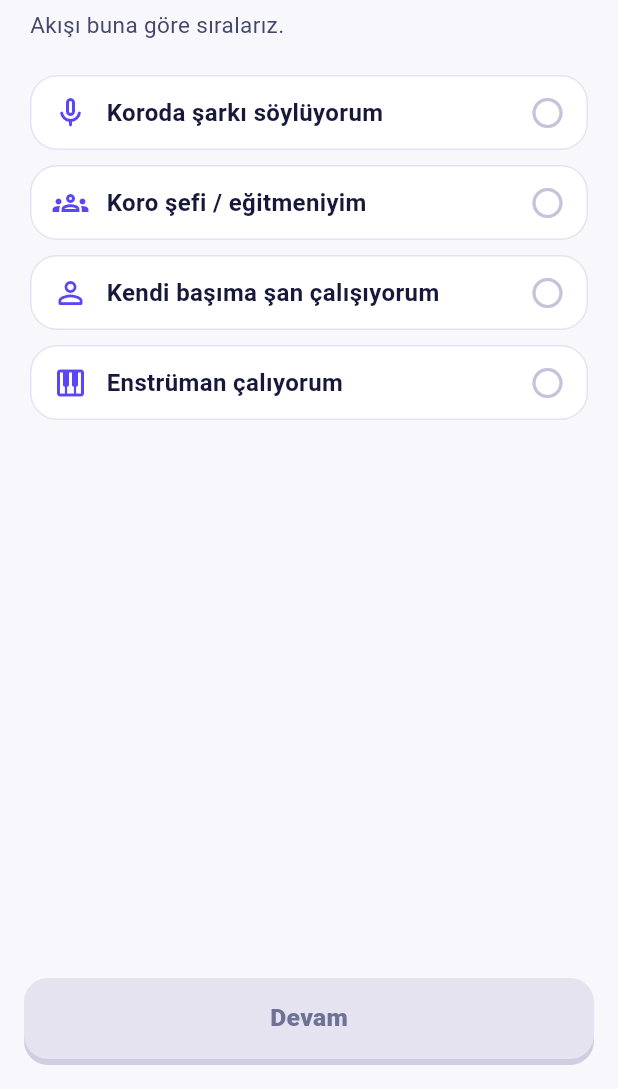
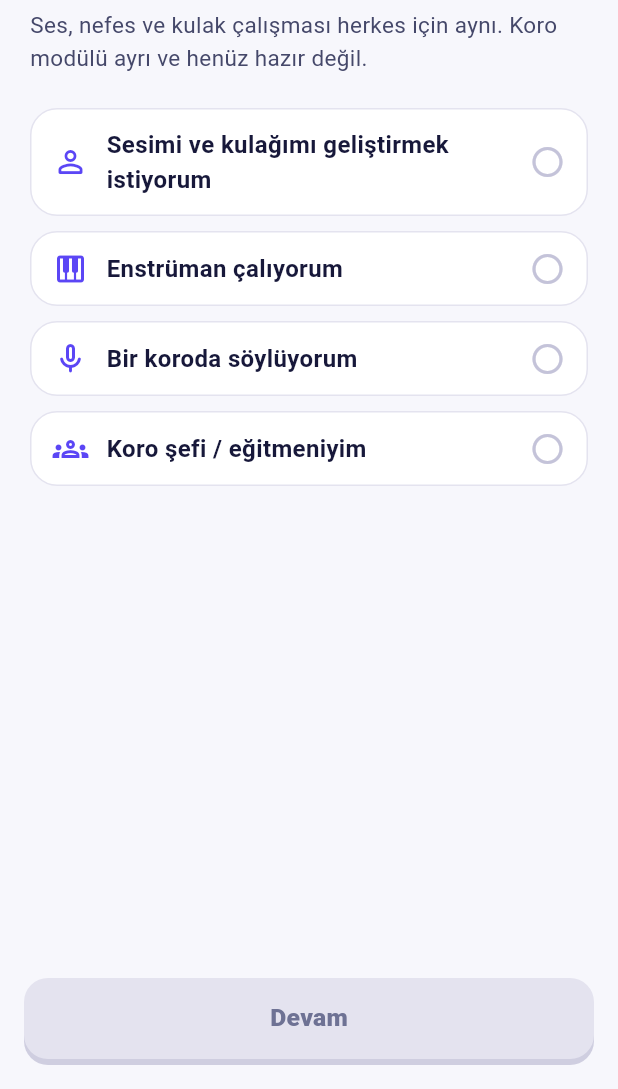
Before and after one commit to mennansevim/harmonia, a Flutter app: the screen it shows after launch, after a tap on "Başlayalım", on a phone screen of 412 x 824 dp, the part 147-1236 px from its top. Run offline on Flutter 3.47's test engine with Material 3 defaults, Android fonts, the phone set to English and light mode, and no system bars; our stand-ins replace flutter_local_notifications, flutter_timezone, just_audio, permission_handler, timezone; missing offline and left inert: audio_session, record; accounts and stored records are empty.

Commit message:
feat: Ses sekmesi ve kişisel onboarding; Personal + Choir planı (IA-01, ONB-03)
- Koro sekmesi herkes için Ses sekmesi (Ses Atölyesi); rota adımı voiceStep
- Onboarding kişisel dille, rol sırası yenilendi, aralık adımı atlanabilir
- Hazır ekranı ses adımını gerçek rotaya göre gösterir; korist/şefe dürüst koro notu
- PRODUCT_PLAN_PERSONAL_CHOIR.md ve ADR-035; roadmap/log/handoff güncellendi
- 1013 test, analyze/format temiz; E2E 6/6 iPhone 17 Pro simülatörü

Co-Authored-By: Claude Opus 5.5 <noreply@anthropic.com>

```diff
--- a/lib/trainer/home/home_shell.dart
+++ b/lib/trainer/home/home_shell.dart
@@ -51,7 +51,8 @@ class _HomeShellState extends State<HomeShell> {
   }
 }
 
-/// Four destinations; the choir workshop is a first-class tab.
+/// Four destinations. The voice workshop is for everyone (ADR-035); the
+/// invite-only choir module will add its own entry once it exists.
 class _NavBar extends StatelessWidget {
   const _NavBar({required this.index, required this.onTap});
   final int index;
@@ -60,7 +61,7 @@ class _NavBar extends StatelessWidget {
   Widget build(BuildContext context) {
     const items = [
       (Icons.wb_sunny_outlined, Icons.wb_sunny_rounded, 'Bugün'),
-      (Icons.groups_outlined, Icons.groups_rounded, 'Koro'),
+      (Icons.graphic_eq_outlined, Icons.graphic_eq_rounded, 'Ses'),
       (Icons.insights_outlined, Icons.insights_rounded, 'İlerleme'),
       (Icons.tune_outlined, Icons.tune_rounded, 'Ayarlar'),
     ];
@@ -302,7 +303,7 @@ Future<void> showVoicePartSheet(BuildContext context) {
         const SizedBox(height: 6),
         const Text(
           'Tenor ve bas seçilince dersler bir oktav pesten çalar. '
-          'Emin değilsen Koro sekmesindeki ses aralığı testi taslak bir öneri verir.',
+          'Emin değilsen Ses sekmesindeki ses aralığı testi taslak bir öneri verir.',
           style: TT.small,
         ),
         const SizedBox(height: 14),
@@ -386,7 +387,7 @@ class _WeekBar extends StatelessWidget {
   }
 }
 
-/// Today's route: one hero, the ordered steps (Hazırla → Ders → Koro, sized
+/// Today's route: one hero, the ordered steps (Hazırla → Ders → Ses, sized
 /// by daily minutes) and a single primary action.
 class _DailyRoute extends StatelessWidget {
   const _DailyRoute({
@@ -429,13 +430,13 @@ class _DailyRoute extends StatelessWidget {
         icon: trainerIcon(trainer),
         done: lessonDone,
       ),
-      if (route.choirStep)
+      if (route.voiceStep)
         _StepData(
-          key: 'route_koro',
+          key: 'route_voice',
           title: hasRange ? 'Kaç ses duyuyorsun?' : 'Ses aralığı testi',
           subtitle: hasRange
-              ? 'Koro · 2/3/4 sesli dokuyu ayırt et'
-              : 'Koro · isteğe bağlı mikrofon, taslak ölçüm',
+              ? 'Ses · 2/3/4 sesli dokuyu ayırt et'
+              : 'Ses · isteğe bağlı mikrofon, taslak ölçüm',
           icon: hasRange ? Icons.layers_outlined : Icons.mic_none_rounded,
           done: false,
           onTap: () => Navigator.of(context).push(
--- a/lib/trainer/koro/koro_hub.dart
+++ b/lib/trainer/koro/koro_hub.dart
@@ -13,13 +13,13 @@ import 'aksak_patterns.dart';
 import 'range_test.dart';
 import 'voice_count.dart';
 
-/// Choir workshop: single-voice and 2/3/4-voice preparation built on the
-/// Harmonia capture/pitch core. Status tags stay honest about what is
+/// Voice workshop ("Ses" tab, for every learner — ADR-035): single-voice and
+/// 2/3/4-voice work built on the Harmonia capture/pitch core. Status tags stay honest about what is
 /// experimental, draft or still waiting for recordings.
 class KoroHub extends StatelessWidget {
   const KoroHub({super.key, this.asTab = false});
 
-  /// Shown as the home "Koro" tab: no back button, no own scaffold colour.
+  /// Shown as the home "Ses" tab: no back button, no own scaffold colour.
   final bool asTab;
 
   void _push(BuildContext context, Widget screen, {bool legacy = false}) {
@@ -55,17 +55,17 @@ class KoroHub extends StatelessWidget {
           children: [
             if (asTab)
               tabHeader(
-                'Koro Atölyesi',
+                'Ses Atölyesi',
                 store.part == null
                     ? 'Ses aralığı, ritim, ezgi, çok seslilik'
-                    : '${store.part!.title} partisi için hazırlık',
+                    : '${store.part!.title} aralığında çalışma',
               )
             else
               const TopBar(
-                title: 'Koro Atölyesi',
+                title: 'Ses Atölyesi',
                 titleIcon: TrainerBadge(
                   color: TC.koro,
-                  icon: Icons.groups_rounded,
+                  icon: Icons.graphic_eq_rounded,
                   size: 32,
                 ),
               ),
@@ -85,7 +85,7 @@ class KoroHub extends StatelessWidget {
                       crossAxisAlignment: CrossAxisAlignment.start,
                       children: [
                         Text(
-                          'KORO HAZIRLIĞI',
+                          'SES ÇALIŞMASI',
                           style: TextStyle(
                             color: Colors.white70,
                             fontWeight: FontWeight.w800,
--- a/lib/trainer/onboarding/onboarding_flow.dart
+++ b/lib/trainer/onboarding/onboarding_flow.dart
@@ -3,11 +3,13 @@ import 'package:flutter/material.dart';
 import '../app/scope.dart';
 import '../domain/music.dart';
 import '../domain/trainers.dart';
+import '../home/daily_route.dart';
 import '../settings/settings_tab.dart';
 import '../ui/kit.dart';
 
-/// Harmonia's short first run: who you are in the choir, what to train and
-/// how often. The current step is persisted so a killed app resumes there.
+/// Harmonia's short first run: how you use Harmonia, your vocal range
+/// (optional), what to train and how often. Personal practice is the same
+/// for every role; the choir module is separate (ADR-035). The current step is persisted so a killed app resumes there.
 class OnboardingFlow extends StatefulWidget {
   const OnboardingFlow({super.key, required this.onFinished});
 
@@ -99,16 +101,17 @@ class _OnboardingFlowState extends State<OnboardingFlow> {
       Ob.welcome => _Welcome(onStart: _next),
       Ob.role => _choices(
         'Harmonia\'yı nasıl kullanacaksın?',
-        'Akışı buna göre sıralarız.',
+        'Ses, nefes ve kulak çalışması herkes için aynı. '
+            'Koro modülü ayrı ve henüz hazır değil.',
         [
-          ('singer', Icons.mic_none_rounded, 'Koroda şarkı söylüyorum'),
-          ('conductor', Icons.groups_outlined, 'Koro şefi / eğitmeniyim'),
           (
             'solo',
             Icons.person_outline_rounded,
-            'Kendi başıma şan çalışıyorum',
+            'Sesimi ve kulağımı geliştirmek istiyorum',
           ),
           ('musician', Icons.piano_outlined, 'Enstrüman çalıyorum'),
+          ('singer', Icons.mic_none_rounded, 'Bir koroda söylüyorum'),
+          ('conductor', Icons.groups_outlined, 'Koro şefi / eğitmeniyim'),
         ],
         selected: [if (_answers['role'] is String) _answers['role'] as String],
         onTap: (id) {
@@ -118,25 +121,18 @@ class _OnboardingFlowState extends State<OnboardingFlow> {
         },
       ),
       Ob.part => _choices(
-        'Hangi partide söylüyorsun?',
-        'Dersler senin aralığında çalar. Tenor ve bas bir oktav pesten duyar.',
+        'Sesin hangi aralığa yakın?',
+        'Dersler bu aralıkta çalar; tenor ve bas bir oktav pesten duyar. '
+            'Bilmiyorsan atla, Ses sekmesindeki testle sonra bulursun.',
         [
           for (final p in VoicePart.values)
             (p.name, Icons.graphic_eq_rounded, p.title),
-          (
-            'unknown',
-            Icons.help_outline_rounded,
-            'Bilmiyorum, sonra test ederim',
-          ),
         ],
-        selected: [
-          ?store.voicePart,
-          if (store.voicePart == null && _answers['partAsked'] == true)
-            'unknown',
-        ],
+        selected: [?store.voicePart],
+        optional: true,
         onTap: (id) {
-          store.voicePart = id == 'unknown' ? null : id;
-          store.answers['partAsked'] = true;
+          // Tapping the chosen range again clears it.
+          store.voicePart = store.voicePart == id ? null : id;
           store.save();
           setState(() {});
         },
@@ -145,7 +141,7 @@ class _OnboardingFlowState extends State<OnboardingFlow> {
         'Önce neye odaklanalım?',
         'Birden fazla seçebilirsin.',
         [
-          ('koro', Icons.groups_rounded, 'Koro: ses aralığı, ritim, ezgi'),
+          ('voice', Icons.graphic_eq_rounded, 'Ses: aralık, ritim, ezgi'),
           for (final k in TrainerKind.values) (k.id, trainerIcon(k), k.title),
         ],
         selected: _list('focus'),
@@ -249,10 +245,12 @@ class _OnboardingFlowState extends State<OnboardingFlow> {
     required List<String> selected,
     required ValueChanged<String> onTap,
     bool multi = false,
+    bool optional = false,
   }) => _Frame(
     step: _step,
     onBack: _back,
-    onNext: selected.isEmpty ? null : _next,
+    onNext: selected.isEmpty && !optional ? null : _next,
+    button: selected.isEmpty && optional ? 'Atla' : 'Devam',
     title: title,
     subtitle: subtitle,
     child: Column(
@@ -378,7 +376,7 @@ class _Welcome extends StatelessWidget {
         const _ChoirMark(),
         const SizedBox(height: 32),
         const Text(
-          'Koronda daha\ngüvenle söyle',
+          'Sesini ve kulağını\nher gün geliştir',
           style: TextStyle(
             fontSize: 34,
             height: 1.1,
@@ -389,7 +387,7 @@ class _Welcome extends StatelessWidget {
         ),
         const SizedBox(height: 12),
         const Text(
-          'Kulağını eğit, partini tanı, ritmi ve ezgiyi tekrar et. '
+          'Nefesini hazırla, kulağını eğit, ritmi ve ezgiyi tekrar et. '
           'Ölçemediğimiz şeyi puanlamayız.',
           style: TT.body,
         ),
@@ -526,16 +524,20 @@ class _Ready extends StatelessWidget {
     final trainer =
         TrainerKind.values.where((k) => focus.contains(k.id)).firstOrNull ??
         TrainerKind.interval;
+    final role = store.answers['role'];
     final rows = [
       (
         Icons.mic_none_rounded,
-        'Parti',
-        store.part?.title ?? 'Seçilmedi · Koro sekmesinde test et',
+        'Aralık',
+        store.part?.title ?? 'Seçilmedi · Ses sekmesinde test et',
       ),
       (trainerIcon(trainer), 'İlk ders', trainer.title),
-      if (focus.contains('koro'))
-        (Icons.groups_rounded, 'Koro', 'Günlük planda bir koro adımı'),
+      if (DailyRoute.forMinutes(store.dailyMinutes).voiceStep)
+        (Icons.graphic_eq_rounded, 'Ses', 'Rotanın sonunda bir ses adımı'),
       (Icons.timer_outlined, 'Günlük', '${store.dailyMinutes} dakika'),
+      // Honest about the choir module: not built yet (ADR-035).
+      if (role == 'singer' || role == 'conductor')
+        (Icons.groups_outlined, 'Koro', 'Koro modülü henüz yok'),
     ];
     return Padding(
       padding: const EdgeInsets.fromLTRB(20, 24, 20, 16),
--- a/lib/trainer/settings/settings_tab.dart
+++ b/lib/trainer/settings/settings_tab.dart
@@ -112,7 +112,7 @@ class SettingsTab extends StatelessWidget {
                   _Item(
                     icon: Icons.graphic_eq_rounded,
                     title: 'Ses aralığım',
-                    subtitle: 'Koro sekmesindeki testle ölçülür',
+                    subtitle: 'Ses sekmesindeki testle ölçülür',
                     value: _rangeLabel(store) ?? 'Ölçülmedi',
                   ),
                 ]),
@@ -229,7 +229,7 @@ class SettingsTab extends StatelessWidget {
                       'Nasıl çalışır?',
                       'Her eğitmenin bir Öğren yolu (dersler, kontrol noktaları, final) ve bir Pratik modu vardır. '
                           'Dersler yeni sesi tanıtır, hızlı kontrolle pekiştirir, sonra pratikte ölçer. '
-                          'Sesler cihazda sentezlenir. Koro Atölyesi mikrofonla ses aralığı ve tekrar çalışmaları sunar; '
+                          'Sesler cihazda sentezlenir. Ses Atölyesi mikrofonla ses aralığı ve tekrar çalışmaları sunar; '
                           'bu ölçümler deneyseldir ve eğitimci değerlendirmesinin yerini tutmaz.',
                     ),
                   ),
@@ -240,7 +240,7 @@ class SettingsTab extends StatelessWidget {
                       context,
                       'Gizlilik',
                       'Cevapların, ilerlemen ve tercihlerin yalnız bu cihazda saklanır. Hesap, reklam ya da izleme yoktur. '
-                          'Mikrofon yalnız Koro Atölyesi\'nde kaydı sen başlattığında kullanılır; kayıtlar yüklenmez.',
+                          'Mikrofon yalnız Ses Atölyesi\'nde kaydı sen başlattığında kullanılır; kayıtlar yüklenmez.',
                     ),
                   ),
                   _Item(
```
Also changed, not shown: lib/trainer/home/daily_route.dart (+9 -8 lines), 9 other files.
